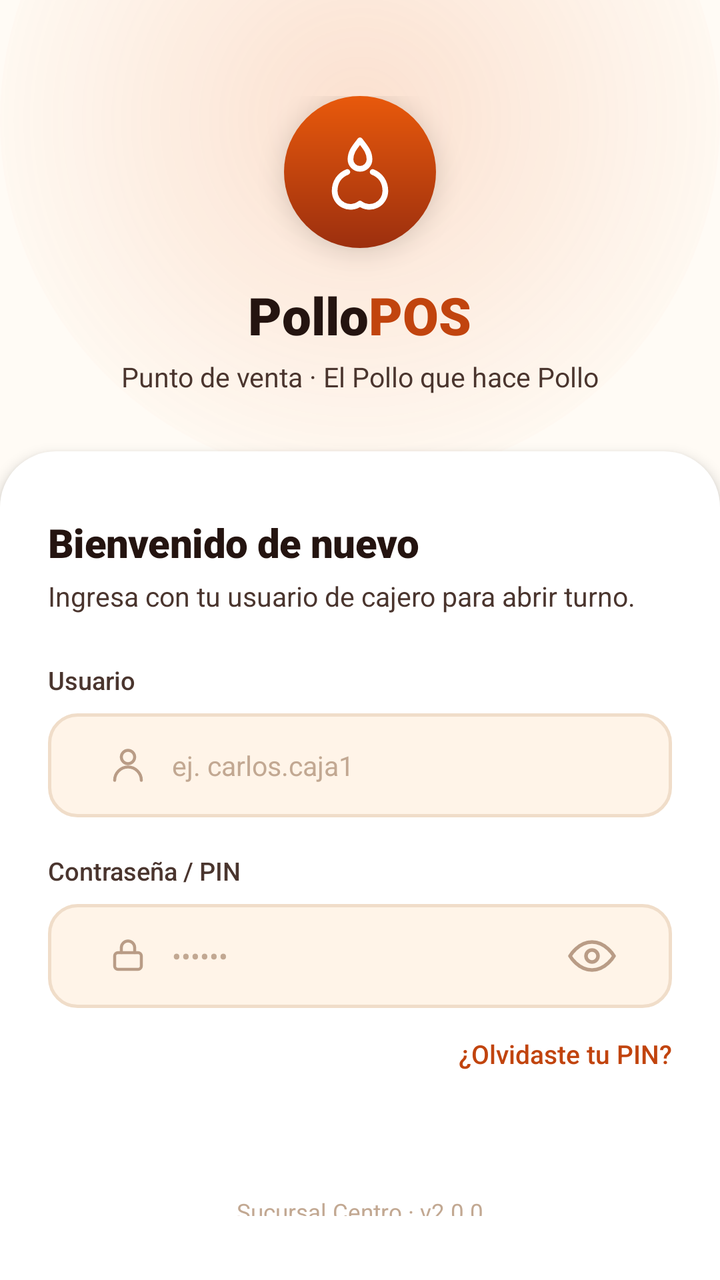
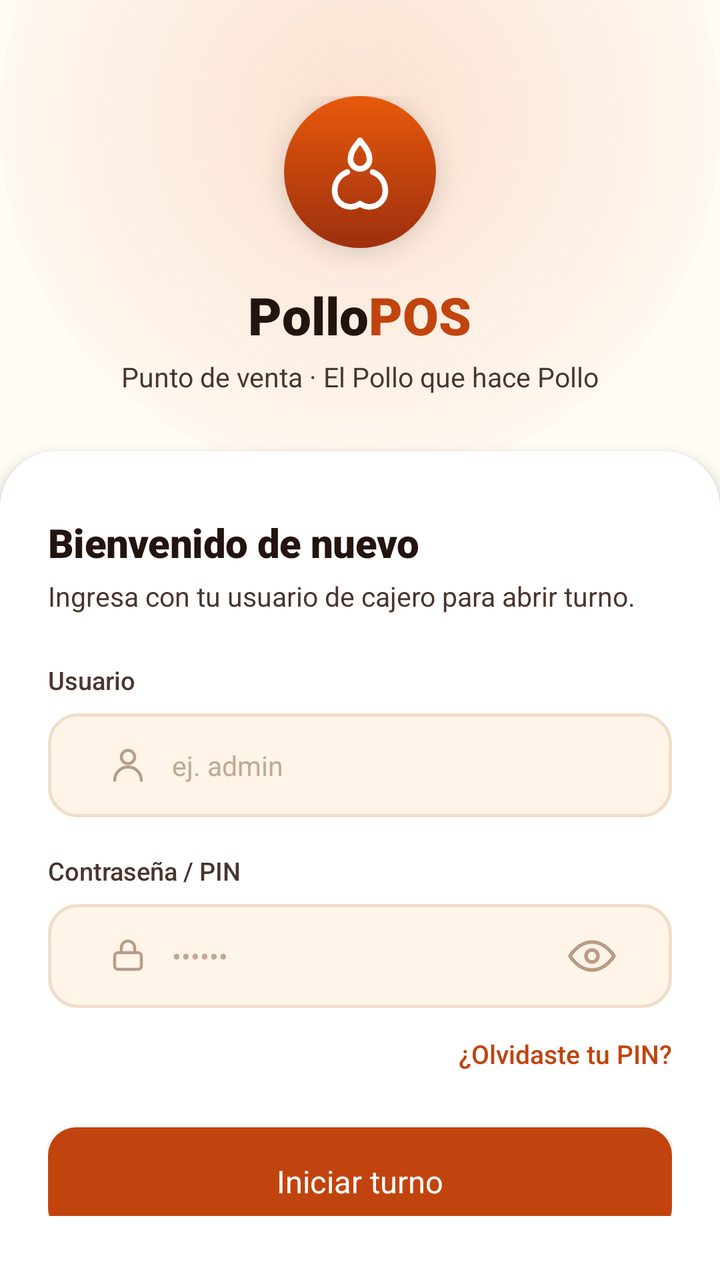

The first picture is an Android layout as it rendered before a commit; the second is the same layout after the commit. The layout source and the unified diff follow.
<!-- AndroidManifest.xml: application theme Theme.Pollogithub -->
<!-- res/layout/activity_main.xml -->
<?xml version="1.0" encoding="utf-8"?>
<androidx.core.widget.NestedScrollView xmlns:android="http://schemas.android.com/apk/res/android"
    xmlns:app="http://schemas.android.com/apk/res-auto"
    xmlns:tools="http://schemas.android.com/tools"
    android:id="@+id/main"
    android:layout_width="match_parent"
    android:layout_height="match_parent"
    android:fillViewport="true"
    android:background="@color/paper_50"
    tools:context=".MainActivity">

    <androidx.constraintlayout.widget.ConstraintLayout
        android:layout_width="match_parent"
        android:layout_height="wrap_content"
        android:minHeight="600dp">

        
        <View
            android:id="@+id/glowView"
            android:layout_width="360dp"
            android:layout_height="360dp"
            android:background="@drawable/bg_glow_top"
            app:layout_constraintEnd_toEndOf="parent"
            app:layout_constraintStart_toStartOf="parent"
            app:layout_constraintTop_toTopOf="parent"
            android:translationY="-120dp" />

        
        <LinearLayout
            android:id="@+id/brandLayout"
            android:layout_width="match_parent"
            android:layout_height="wrap_content"
            android:gravity="center_horizontal"
            android:orientation="vertical"
            android:paddingTop="48dp"
            android:paddingBottom="28dp"
            app:layout_constraintEnd_toEndOf="parent"
            app:layout_constraintStart_toStartOf="parent"
            app:layout_constraintTop_toTopOf="parent">

            
            <FrameLayout
                android:layout_width="76dp"
                android:layout_height="76dp"
                android:layout_marginBottom="16dp"
                android:background="@drawable/bg_brand_logo"
                android:elevation="8dp">

                <ImageView
                    android:layout_width="38dp"
                    android:layout_height="38dp"
                    android:layout_gravity="center"
                    android:contentDescription="@string/app_name"
                    android:src="@drawable/ic_flame_chicken" />
            </FrameLayout>

            
            <LinearLayout
                android:layout_width="wrap_content"
                android:layout_height="wrap_content"
                android:orientation="horizontal">

                <TextView
                    android:layout_width="wrap_content"
                    android:layout_height="wrap_content"
                    android:fontFamily="sans-serif-black"
                    android:text="@string/brand_title_brasa"
                    android:textColor="@color/char_900"
                    android:textSize="26sp" />

                <TextView
                    android:layout_width="wrap_content"
                    android:layout_height="wrap_content"
                    android:fontFamily="sans-serif-black"
                    android:text="@string/brand_title_pos"
                    android:textColor="@color/ember_600"
                    android:textSize="26sp" />
            </LinearLayout>

            
            <TextView
                android:textAppearance="@style/TextAppearance.Pollo.Subtitle.Emphasis"
                android:layout_width="wrap_content"
                android:layout_height="wrap_content"
                android:layout_marginTop="@dimen/spacing_xs"
                android:text="@string/brand_subtitle" />
        </LinearLayout>

        
        <androidx.constraintlayout.widget.ConstraintLayout
            android:id="@+id/cardLayout"
            android:layout_width="match_parent"
            android:layout_height="0dp"
            android:background="@drawable/bg_card_top_rounded"
            android:elevation="@dimen/elevation_medium"
            android:paddingHorizontal="@dimen/spacing_2xl"
            android:paddingTop="@dimen/spacing_3xl"
            android:paddingBottom="@dimen/spacing_3xl"
            app:layout_constraintBottom_toBottomOf="parent"
            app:layout_constraintEnd_toEndOf="parent"
            app:layout_constraintStart_toStartOf="parent"
            app:layout_constraintTop_toBottomOf="@id/brandLayout">

            
            <TextView
                android:id="@+id/tvWelcomeTitle"
                android:textAppearance="@style/TextAppearance.Pollo.Title.Large"
                android:layout_width="0dp"
                android:layout_height="wrap_content"
                android:text="@string/welcome_title"
                app:layout_constraintEnd_toEndOf="parent"
                app:layout_constraintStart_toStartOf="parent"
                app:layout_constraintTop_toTopOf="parent" />

            <TextView
                android:id="@+id/tvWelcomeSubtitle"
                android:textAppearance="@style/TextAppearance.Pollo.Subtitle.Emphasis"
                android:layout_width="0dp"
                android:layout_height="wrap_content"
                android:layout_marginTop="@dimen/spacing_xs"
                android:text="@string/welcome_subtitle"
                app:layout_constraintEnd_toEndOf="parent"
                app:layout_constraintStart_toStartOf="parent"
                app:layout_constraintTop_toBottomOf="@id/tvWelcomeTitle" />

            
            <TextView
                android:id="@+id/lblUser"
                android:textAppearance="@style/TextAppearance.Pollo.Label"
                android:layout_width="wrap_content"
                android:layout_height="wrap_content"
                android:layout_marginTop="@dimen/spacing_2xl"
                android:text="@string/label_user"
                app:layout_constraintStart_toStartOf="parent"
                app:layout_constraintTop_toBottomOf="@id/tvWelcomeSubtitle" />

            
            <FrameLayout
                android:id="@+id/wrapUser"
                style="@style/Widget.Pollo.InputContainer"
                android:layout_width="0dp"
                android:layout_marginTop="@dimen/spacing_s"
                app:layout_constraintEnd_toEndOf="parent"
                app:layout_constraintStart_toStartOf="parent"
                app:layout_constraintTop_toBottomOf="@id/lblUser">

                <ImageView
                    android:layout_width="20dp"
                    android:layout_height="20dp"
                    android:layout_gravity="center_vertical|start"
                    android:layout_marginStart="16dp"
                    android:contentDescription="@string/label_user"
                    android:src="@drawable/ic_person" />

                <EditText
                    android:id="@+id/etUser"
                    style="@style/Widget.Pollo.EditText"
                    android:hint="@string/hint_user"
                    android:importantForAutofill="no"
                    android:inputType="textPersonName"
                    android:paddingStart="48dp"
                    android:paddingEnd="16dp" />
            </FrameLayout>

            
            <TextView
                android:id="@+id/lblPassword"
                android:textAppearance="@style/TextAppearance.Pollo.Label"
                android:layout_width="wrap_content"
                android:layout_height="wrap_content"
                android:layout_marginTop="18dp"
                android:text="@string/label_password"
                app:layout_constraintStart_toStartOf="parent"
                app:layout_constraintTop_toBottomOf="@id/wrapUser" />

            
            <FrameLayout
                android:id="@+id/wrapPassword"
                style="@style/Widget.Pollo.InputContainer"
                android:layout_width="0dp"
                android:layout_marginTop="@dimen/spacing_s"
                app:layout_constraintEnd_toEndOf="parent"
                app:layout_constraintStart_toStartOf="parent"
                app:layout_constraintTop_toBottomOf="@id/lblPassword">

                <ImageView
                    android:layout_width="20dp"
                    android:layout_height="20dp"
                    android:layout_gravity="center_vertical|start"
                    android:layout_marginStart="16dp"
                    android:contentDescription="@string/label_password"
                    android:src="@drawable/ic_lock" />

                <EditText
                    android:id="@+id/etPassword"
                    style="@style/Widget.Pollo.EditText"
                    android:hint="@string/hint_password"
                    android:importantForAutofill="no"
                    android:inputType="textPassword"
                    android:paddingStart="48dp"
                    android:paddingEnd="48dp" />

                <ImageButton
                    android:id="@+id/btnToggleEye"
                    android:layout_width="44dp"
                    android:layout_height="44dp"
                    android:layout_gravity="center_vertical|end"
                    android:layout_marginEnd="4dp"
                    android:background="?attr/selectableItemBackgroundBorderless"
                    android:contentDescription="@string/label_password"
                    android:padding="10dp"
                    android:scaleType="fitCenter"
                    android:src="@drawable/ic_eye" />
            </FrameLayout>

            
            <TextView
                android:id="@+id/tvForgotPin"
                android:layout_width="wrap_content"
                android:layout_height="wrap_content"
                android:layout_marginTop="10dp"
                android:background="?attr/selectableItemBackground"
                android:fontFamily="sans-serif-medium"
                android:paddingVertical="4dp"
                android:text="@string/forgot_pin"
                android:textColor="@color/ember_600"
                android:textSize="13sp"
                app:layout_constraintEnd_toEndOf="parent"
                app:layout_constraintTop_toBottomOf="@id/wrapPassword" />

            
            <androidx.appcompat.widget.AppCompatButton
                android:id="@+id/btnStartShift"
                style="@style/Widget.Pollo.Button.Primary.Hero"
                android:layout_width="0dp"
                android:layout_marginTop="@dimen/spacing_2xl"
                android:text="@string/btn_start_shift"
                app:layout_constraintEnd_toEndOf="parent"
                app:layout_constraintStart_toStartOf="parent"
                app:layout_constraintTop_toBottomOf="@id/tvForgotPin" />

            
            <TextView
                android:id="@+id/tvFooterNote"
                android:textAppearance="@style/TextAppearance.Pollo.Caption"
                android:layout_width="wrap_content"
                android:layout_height="wrap_content"
                android:layout_marginTop="@dimen/spacing_4xl"
                android:text="@string/footer_note"
                app:layout_constraintBottom_toBottomOf="parent"
                app:layout_constraintEnd_toEndOf="parent"
                app:layout_constraintStart_toStartOf="parent"
                app:layout_constraintTop_toBottomOf="@id/btnStartShift" />

        </androidx.constraintlayout.widget.ConstraintLayout>

    </androidx.constraintlayout.widget.ConstraintLayout>
</androidx.core.widget.NestedScrollView>
<!-- resources referenced by this layout -->
<resources>
  <color name="char_900">#241410</color>
  <color name="ember_600">#C1440E</color>
  <color name="paper_50">#FFFBF5</color>
  <dimen name="elevation_medium">4dp</dimen>
  <dimen name="spacing_2xl">24dp</dimen>
  <dimen name="spacing_3xl">32dp</dimen>
  <dimen name="spacing_4xl">40dp</dimen>
  <dimen name="spacing_s">8dp</dimen>
  <dimen name="spacing_xs">4dp</dimen>
  <!-- drawable bg_brand_logo (drawable) -->
  <?xml version="1.0" encoding="utf-8"?>
  <shape xmlns:android="http://schemas.android.com/apk/res/android"
      android:shape="oval">
      <gradient
          android:angle="295"
          android:startColor="@color/ember_500"
          android:endColor="@color/ember_700" />
  </shape>
  <string name="app_name">PolloPOS</string>
  <string name="brand_subtitle">Punto de venta · El Pollo que hace Pollo</string>
  <string name="brand_title_brasa">Pollo</string>
  <string name="brand_title_pos">POS</string>
  <string name="btn_start_shift">Iniciar turno</string>
  <string name="footer_note">Sucursal Centro · v2.0.0</string>
  <string name="forgot_pin">¿Olvidaste tu PIN?</string>
  <string name="hint_password">••••••</string>
  <string name="hint_user">ej. carlos.caja1</string>
  <string name="label_password">Contraseña / PIN</string>
  <string name="label_user">Usuario</string>
  <string name="welcome_subtitle">Ingresa con tu usuario de cajero para abrir turno.</string>
  <string name="welcome_title">Bienvenido de nuevo</string>
  <style name="TextAppearance.Pollo.Caption" parent="TextAppearance.Pollo">
          <item name="android:fontFamily">sans-serif</item>
          <item name="android:textColor">@color/placeholder_text</item>
          <item name="android:textSize">@dimen/text_size_caption</item>
      </style>
  <style name="TextAppearance.Pollo.Label" parent="TextAppearance.Pollo">
          <item name="android:fontFamily">sans-serif-medium</item>
          <item name="android:textColor">@color/char_700</item>
          <item name="android:textSize">@dimen/text_size_label</item>
      </style>
  <style name="TextAppearance.Pollo.Subtitle.Emphasis" parent="TextAppearance.Pollo">
          <item name="android:fontFamily">sans-serif</item>
          <item name="android:textColor">@color/char_700</item>
          <item name="android:textSize">@dimen/text_size_body</item>
      </style>
  <style name="Widget.Pollo.Button.Primary.Hero" parent="Widget.Pollo.Button.Primary">
          <item name="android:minHeight">@dimen/btn_height_hero</item>
          <item name="android:textSize">15.5sp</item>
          <item name="android:elevation">@dimen/elevation_medium</item>
      </style>
  <style name="Theme.Pollogithub" parent="Base.Theme.Pollogithub" />
  <color name="ember_500">#E8590C</color>
  <color name="ember_700">#9C2F0E</color>
  <color name="white">#FFFFFFFF</color>
  <style name="TextAppearance.Pollo" parent="android:TextAppearance" />
  <color name="placeholder_text">#C2A892</color>
  <dimen name="text_size_caption">11.5sp</dimen>
  <color name="char_700">#4A352E</color>
  <dimen name="text_size_label">12.5sp</dimen>
  <dimen name="text_size_body">13.5sp</dimen>
  <style name="TextAppearance.Pollo.Title" parent="TextAppearance.Pollo" />
  <dimen name="text_size_title_large">20sp</dimen>
  <dimen name="btn_height_hero">54dp</dimen>
  <style name="Widget.Pollo" parent="" />
  <dimen name="input_height">52dp</dimen>
  <dimen name="input_padding_horizontal">14dp</dimen>
  <style name="Widget.Pollo.Button" parent="Widget.AppCompat.Button" />
  <dimen name="text_size_btn_primary">15sp</dimen>
  <dimen name="spacing_xl">20dp</dimen>
  <dimen name="btn_height_primary">52dp</dimen>
  <color name="paper_100">#FFF4E8</color>
  <color name="line_color">#F0DDC9</color>
  <color name="ember_100">#FFE4D1</color>
  <!-- unchanged entries left out for length: 13 -->
</resources>

<!-- the commit's change to res/layout/activity_main.xml (unified diff, before → after) -->
@@ -139,6 +139,7 @@
                 android:id="@+id/wrapUser"
                 style="@style/Widget.Pollo.InputContainer"
                 android:layout_width="0dp"
+                android:layout_height="@dimen/input_height"
                 android:layout_marginTop="@dimen/spacing_s"
                 app:layout_constraintEnd_toEndOf="parent"
                 app:layout_constraintStart_toStartOf="parent"
@@ -155,6 +156,8 @@
                 <EditText
                     android:id="@+id/etUser"
                     style="@style/Widget.Pollo.EditText"
+                    android:layout_width="match_parent"
+                    android:layout_height="match_parent"
                     android:hint="@string/hint_user"
                     android:importantForAutofill="no"
                     android:inputType="textPersonName"
@@ -178,6 +181,7 @@
                 android:id="@+id/wrapPassword"
                 style="@style/Widget.Pollo.InputContainer"
                 android:layout_width="0dp"
+                android:layout_height="@dimen/input_height"
                 android:layout_marginTop="@dimen/spacing_s"
                 app:layout_constraintEnd_toEndOf="parent"
                 app:layout_constraintStart_toStartOf="parent"
@@ -194,6 +198,8 @@
                 <EditText
                     android:id="@+id/etPassword"
                     style="@style/Widget.Pollo.EditText"
+                    android:layout_width="match_parent"
+                    android:layout_height="match_parent"
                     android:hint="@string/hint_password"
                     android:importantForAutofill="no"
                     android:inputType="textPassword"
@@ -233,6 +239,7 @@
                 android:id="@+id/btnStartShift"
                 style="@style/Widget.Pollo.Button.Primary.Hero"
                 android:layout_width="0dp"
+                android:layout_height="@dimen/btn_height_hero"
                 android:layout_marginTop="@dimen/spacing_2xl"
                 android:text="@string/btn_start_shift"
                 app:layout_constraintEnd_toEndOf="parent"
<!-- resource entries referenced after the edit -->
@@ -26,7 +26,7 @@
   <string name="footer_note">Sucursal Centro · v2.0.0</string>
   <string name="forgot_pin">¿Olvidaste tu PIN?</string>
   <string name="hint_password">••••••</string>
-  <string name="hint_user">ej. carlos.caja1</string>
+  <string name="hint_user">ej. admin</string>
   <string name="label_password">Contraseña / PIN</string>
   <string name="label_user">Usuario</string>
   <string name="welcome_subtitle">Ingresa con tu usuario de cajero para abrir turno.</string>
